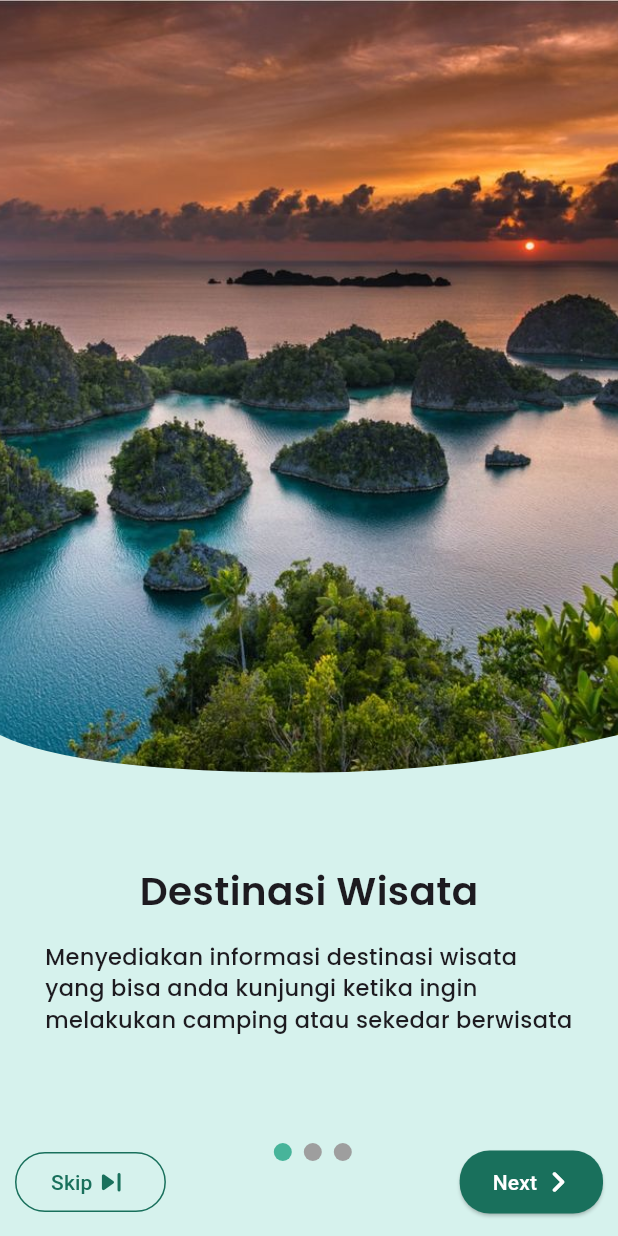
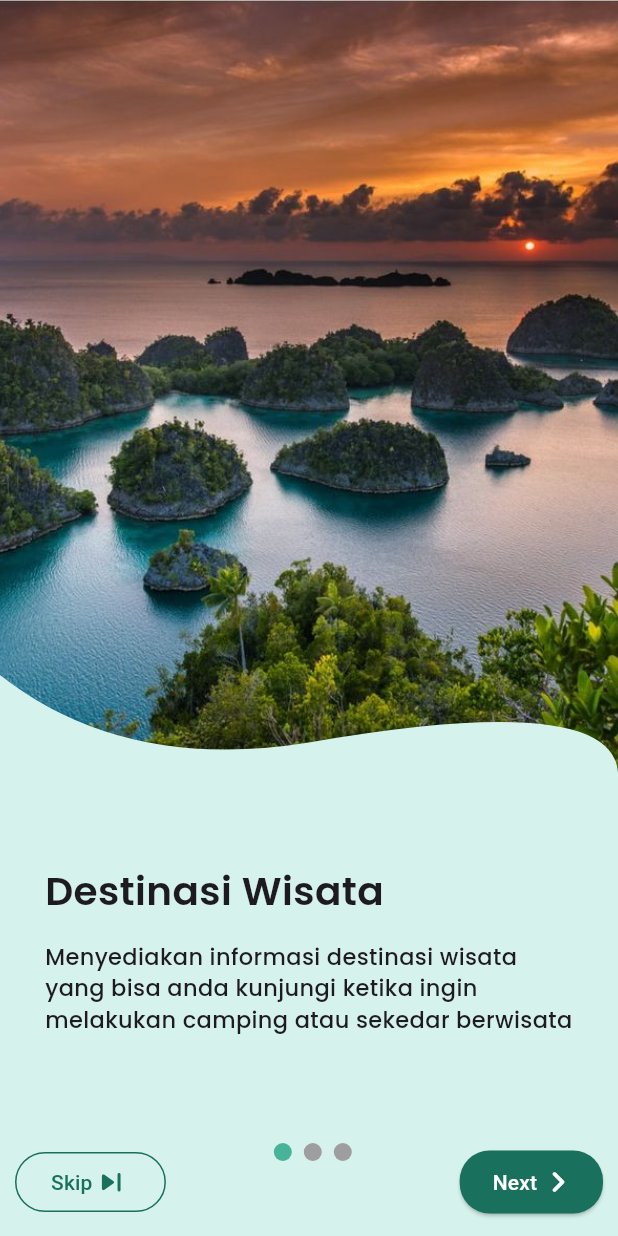
Before and after one commit to achbayhq/projectMobileCampSewa, a Flutter app: the screen it shows after launch, on a phone screen of 412 x 824 dp. Run offline on Flutter 3.47's test engine with Material 3 defaults, Android fonts, the phone set to English and light mode, and no system bars; drawn by our look-alikes of smooth_page_indicator; our stand-ins replace carousel_slider, dropdown_button2, get, google_fonts, google_nav_bar, logger and 3 more.

Commit message:
perbaikan clipper onboarding

```diff
--- a/lib/layouts/layout_onboarding.dart
+++ b/lib/layouts/layout_onboarding.dart
@@ -161,6 +161,7 @@ class _OnboardLayoutState extends State<OnboardLayout> {
               width: MediaQuery.of(context).size.width,
               height: MediaQuery.of(context).size.height,
               child: Column(
+                crossAxisAlignment: CrossAxisAlignment.start,
                 children: [
                   Stack(
                     clipBehavior: Clip.none,
@@ -186,7 +187,7 @@ class _OnboardLayoutState extends State<OnboardLayout> {
                     height: 60,
                   ),
                   Padding(
-                    padding: const EdgeInsets.symmetric(horizontal: 15),
+                    padding: const EdgeInsets.symmetric(horizontal: 30),
                     child: Text(
                       controller.items[index].title,
                       style: GoogleFonts.poppins(
@@ -259,24 +260,24 @@ class MyClipper extends CustomClipper<Path> {
     // Membuat objek path untuk menentukan area yang akan dipotong
     var path = Path();
     // Menentukan titik awal path (pojok kiri atas)
-    path.lineTo(0, size.height - 25);
+    path.lineTo(0, size.height - 65);
     // Menentukan titik kontrol pertama untuk kurva Bezier pertama
-    var firstControlPoint = Offset(size.width / 8, size.height);
+    var firstControlPoint = Offset(size.width / 5, size.height);
     // Menentukan titik akhir kurva Bezier pertama
-    var firstEndPoint = Offset(size.width / 2, size.height - 0);
+    var firstEndPoint = Offset(size.width / 2, size.height - 20);
     // Menambahkan kurva Bezier pertama ke path
     path.quadraticBezierTo(firstControlPoint.dx, firstControlPoint.dy,
         firstEndPoint.dx, firstEndPoint.dy);
     // Menentukan titik kontrol kedua untuk kurva Bezier kedua
     var secondControlPoint =
-        Offset(size.width - (size.width / 4), size.height - 0);
+        Offset(size.width - (size.width / 100), size.height - 55);
     // Menentukan titik akhir kurva Bezier kedua
-    var secondEndPoint = Offset(size.width, size.height - 25);
+    var secondEndPoint = Offset(size.width, size.height - 0);
     // Menambahkan kurva Bezier kedua ke path
     path.quadraticBezierTo(secondControlPoint.dx, secondControlPoint.dy,
         secondEndPoint.dx, secondEndPoint.dy);
     // Menambahkan garis lurus ke pojok kanan bawah
-    path.lineTo(size.width, size.height - 40);
+    path.lineTo(size.width, size.height - 350);
     // Menambahkan garis lurus ke pojok kanan atas
     path.lineTo(size.width, 0);
     // Menutup path sehingga area yang ditentukan oleh path akan dipotong
--- /dev/null
+++ b/lib/testing/baca.txt
@@ -0,0 +1 @@
+folder testing iki tak enggo personal buat uji api
```
